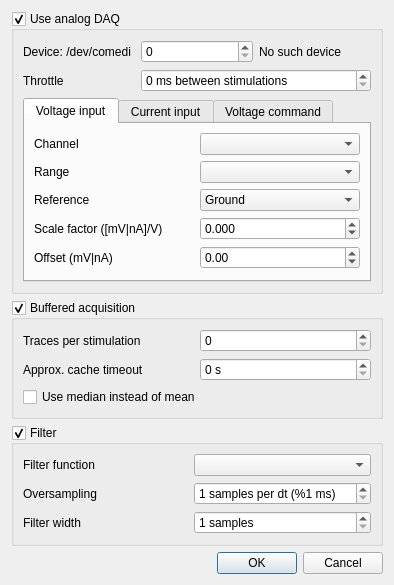
First picture: the form in src/gui/daqdialog.ui, repository CompEphys-team/rtdo, before the edit.
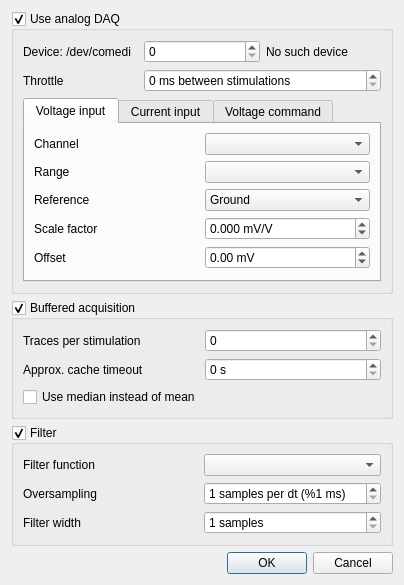
Second picture: the form after the edit.

Commit message: Cosmetics and larger input range to DAQ channel settings

```diff
--- a/src/gui/daqdialog.ui
+++ b/src/gui/daqdialog.ui
@@ -6,8 +6,8 @@
    <rect>
     <x>0</x>
     <y>0</y>
-    <width>394</width>
-    <height>570</height>
+    <width>404</width>
+    <height>581</height>
    </rect>
   </property>
   <property name="windowTitle">
@@ -87,32 +87,38 @@
           <item row="3" column="0">
            <widget class="QLabel" name="label_3">
             <property name="text">
-             <string>Scale factor ([mV|nA]/V)</string>
+             <string>Scale factor</string>
             </property>
            </widget>
           </item>
           <item row="3" column="1">
            <widget class="QDoubleSpinBox" name="conversionFactor">
+            <property name="suffix">
+             <string> mV/V</string>
+            </property>
             <property name="decimals">
              <number>3</number>
             </property>
             <property name="minimum">
-             <double>-1000.000000000000000</double>
+             <double>-1000000.000000000000000</double>
             </property>
             <property name="maximum">
-             <double>1000.000000000000000</double>
+             <double>1000000.000000000000000</double>
             </property>
            </widget>
           </item>
           <item row="4" column="0">
            <widget class="QLabel" name="label_6">
             <property name="text">
-             <string>Offset (mV|nA)</string>
+             <string>Offset</string>
             </property>
            </widget>
           </item>
           <item row="4" column="1">
            <widget class="QDoubleSpinBox" name="offset">
+            <property name="suffix">
+             <string> mV</string>
+            </property>
             <property name="minimum">
              <double>-1000.000000000000000</double>
             </property>
```
Left out of the diff: 28 changed lines with no effect on the pictures.
